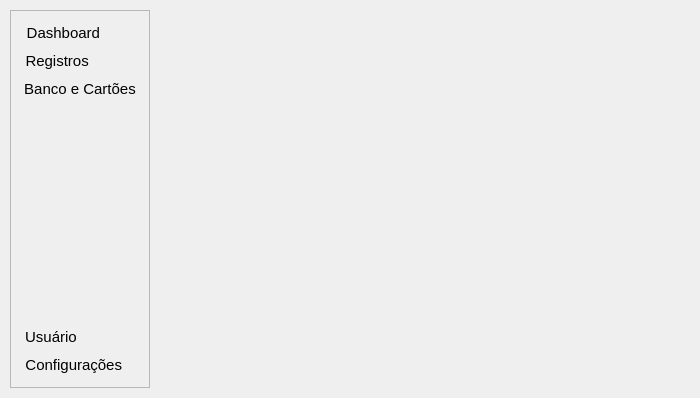
Qt form FinancesApp/src/ui/HomeForm.ui (iagoofelipe/Finances) before a commit.
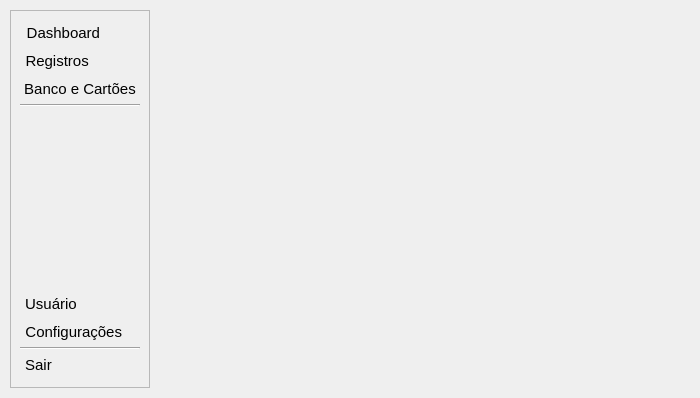
The same form after that commit. Icons and pictures are not drawn.

Patch:
```diff
--- a/FinancesApp/src/ui/HomeForm.ui
+++ b/FinancesApp/src/ui/HomeForm.ui
@@ -134,6 +134,13 @@
         </property>
        </widget>
       </item>
+      <item>
+       <widget class="Line" name="line_2">
+        <property name="orientation">
+         <enum>Qt::Horizontal</enum>
+        </property>
+       </widget>
+      </item>
       <item>
        <spacer name="verticalSpacer_2">
         <property name="orientation">
@@ -199,6 +206,39 @@
         </property>
        </widget>
       </item>
+      <item>
+       <widget class="Line" name="line">
+        <property name="orientation">
+         <enum>Qt::Horizontal</enum>
+        </property>
+       </widget>
+      </item>
+      <item>
+       <widget class="QPushButton" name="btnLogout">
+        <property name="font">
+         <font>
+          <family>Segoe UI</family>
+          <pointsize>11</pointsize>
+         </font>
+        </property>
+        <property name="text">
+         <string>Sair                    </string>
+        </property>
+        <property name="icon">
+         <iconset resource="resource.qrc">
+          <normaloff>:/root/imgs/light-logout.svg</normaloff>:/root/imgs/light-logout.svg</iconset>
+        </property>
+        <property name="iconSize">
+         <size>
+          <width>25</width>
+          <height>25</height>
+         </size>
+        </property>
+        <property name="flat">
+         <bool>true</bool>
+        </property>
+       </widget>
+      </item>
      </layout>
     </widget>
    </item>
```
